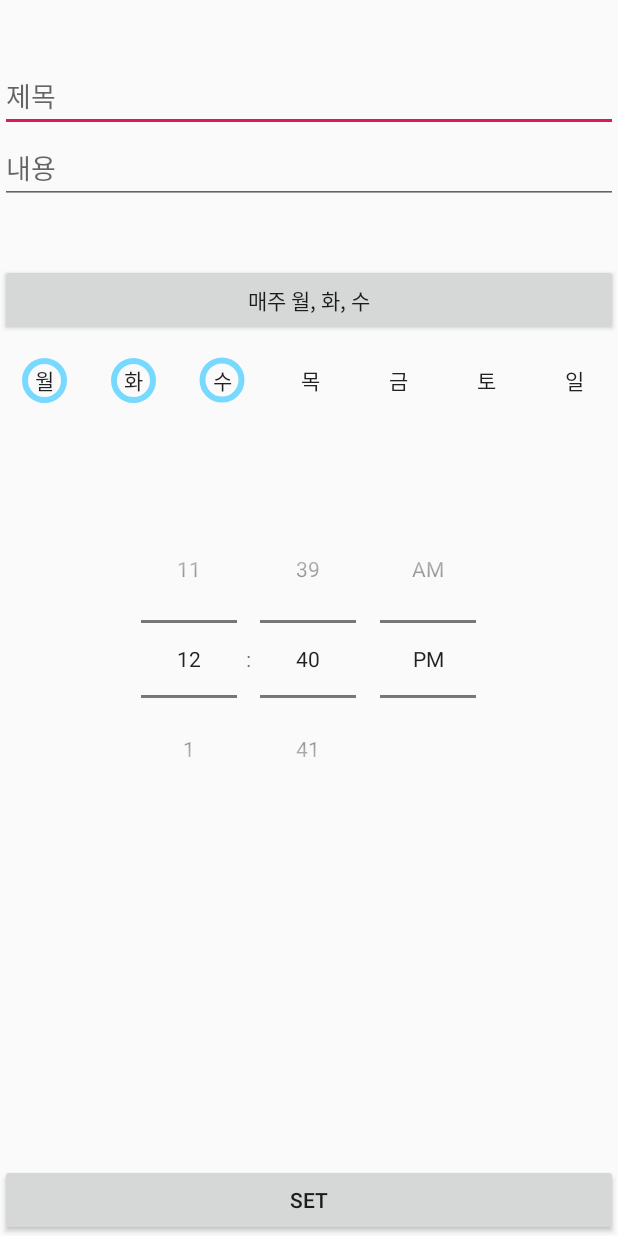
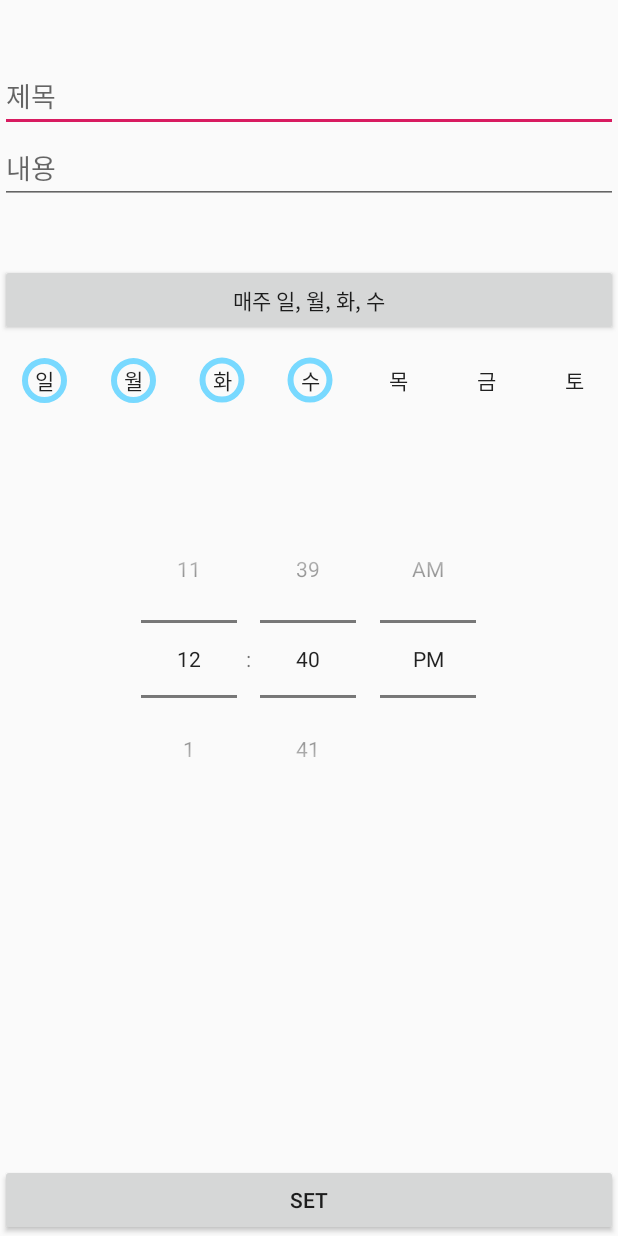
Before and after one commit to Eungu-Kwon/Notice-app, an Android app: the fragment FragmentWeekOfDay placed in its activity, after a tap on an icon or button, on a phone screen of 412 x 824 dp. Run offline under Robolectric (Android 15) with nearby library versions, the phone set to English and light mode, and no system bars; 1 statement that could not run was skipped; 3 other taps on this screen came first.

Commit message:
(8/14) Fix System

```diff
--- a/app/src/main/java/com/eungu/notice/MainActivity.java
+++ b/app/src/main/java/com/eungu/notice/MainActivity.java
@@ -72,6 +72,7 @@ public class MainActivity extends AppCompatActivity {
                 for(int i = list.size()-1; i >= 0; i--){
                     if(delete_list[i]){
                         dbHelper.deleteColumn(i);
+                        list.remove(i);
                     }
                 }
                 dbHelper.computeID();
--- a/app/src/main/java/com/eungu/notice/fragments/FragmentMonth.java
+++ b/app/src/main/java/com/eungu/notice/fragments/FragmentMonth.java
@@ -33,6 +33,7 @@ public class FragmentMonth extends Fragment {
 
         time = Calendar.getInstance();
         time.set(Calendar.SECOND, 0);
+        time.set(Calendar.MILLISECOND, 0);
         month_btn = new DaySquareButton[35];
         LinearLayout[] ll = new LinearLayout[5];
 
--- a/app/src/main/java/com/eungu/notice/fragments/FragmentOnce.java
+++ b/app/src/main/java/com/eungu/notice/fragments/FragmentOnce.java
@@ -33,6 +33,7 @@ public class FragmentOnce extends Fragment {
         View view = inflater.inflate(R.layout.f_alarm_once, container, false);
         time = Calendar.getInstance();
         time.set(Calendar.SECOND, 0);
+        time.set(Calendar.MILLISECOND, 0);
         makePickerDialog(view);
         return view;
     }
--- a/app/src/main/java/com/eungu/notice/fragments/FragmentWeekOfDay.java
+++ b/app/src/main/java/com/eungu/notice/fragments/FragmentWeekOfDay.java
@@ -33,6 +33,7 @@ public class FragmentWeekOfDay extends Fragment{
         View view = inflater.inflate(R.layout.f_alarm_week_of_day, container, false);
         time = Calendar.getInstance();
         time.set(Calendar.SECOND, 0);
+        time.set(Calendar.MILLISECOND, 0);
         setDays(view);
         setTime(view);
         return view;
@@ -44,15 +45,13 @@ public class FragmentWeekOfDay extends Fragment{
 
     public void attachButtons(View view){
         days_btn = new Button[7];
-        days_btn[0] = view.findViewById(R.id.day_mon_btn);
-        days_btn[1] = view.findViewById(R.id.day_tue_btn);
-        days_btn[2] = view.findViewById(R.id.day_wed_btn);
-        days_btn[3] = view.findViewById(R.id.day_thu_btn);
-        days_btn[4] = view.findViewById(R.id.day_fri_btn);
-        days_btn[5] = view.findViewById(R.id.day_sat_btn);
-        days_btn[6] = view.findViewById(R.id.day_sun_btn);
-
-
+        days_btn[0] = view.findViewById(R.id.day_sun_btn);
+        days_btn[1] = view.findViewById(R.id.day_mon_btn);
+        days_btn[2] = view.findViewById(R.id.day_tue_btn);
+        days_btn[3] = view.findViewById(R.id.day_wed_btn);
+        days_btn[4] = view.findViewById(R.id.day_thu_btn);
+        days_btn[5] = view.findViewById(R.id.day_fri_btn);
+        days_btn[6] = view.findViewById(R.id.day_sat_btn);
 
         for(int i = 0; i < 7; i++){
             final int idx = i;
@@ -92,7 +91,7 @@ public class FragmentWeekOfDay extends Fragment{
         String ret = "매주 ";
         boolean isFirst = true;
         if((day & 1 << 0) > 0){
-            ret += "월";
+            ret += "일";
             isFirst = false;
         }
         if((day & 1 << 1) > 0){
@@ -100,42 +99,42 @@ public class FragmentWeekOfDay extends Fragment{
                 isFirst = false;
             }
             else ret += ", ";
-            ret += "화";
+            ret += "월";
         }
         if((day & 1 << 2) > 0){
             if(isFirst){
                 isFirst = false;
             }
             else ret += ", ";
-            ret += "수";
+            ret += "화";
         }
         if((day & 1 << 3) > 0){
             if(isFirst){
                 isFirst = false;
             }
             else ret += ", ";
-            ret += "목";
+            ret += "수";
         }
         if((day & 1 << 4) > 0){
             if(isFirst){
                 isFirst = false;
             }
             else ret += ", ";
-            ret += "금";
+            ret += "목";
         }
         if((day & 1 << 5) > 0){
             if(isFirst){
                 isFirst = false;
             }
             else ret += ", ";
-            ret += "토";
+            ret += "금";
         }
         if((day & 1 << 6) > 0){
             if(isFirst){
                 isFirst = false;
             }
             else ret += ", ";
-            ret += "일";
+            ret += "토";
         }
 
         return ret;
--- a/app/src/main/res/layout/activity_main.xml
+++ b/app/src/main/res/layout/activity_main.xml
@@ -89,8 +89,7 @@
 
         <FrameLayout
             android:layout_width="match_parent"
-            android:layout_height="match_parent"
-            android:layout_below="@+id/delete_done_btn">
+            android:layout_height="match_parent">
 
             <android.support.v7.widget.RecyclerView
                 android:id="@+id/alarmlist"
--- a/app/src/main/res/layout/f_alarm_week_of_day.xml
+++ b/app/src/main/res/layout/f_alarm_week_of_day.xml
@@ -10,6 +10,14 @@
         android:layout_width="match_parent"
         android:layout_height="wrap_content"
         android:orientation="horizontal">
+
+        <com.eungu.notice.DaySquareButton
+            android:id="@+id/day_sun_btn"
+            android:layout_width="wrap_content"
+            android:layout_height="wrap_content"
+            android:layout_weight="1"
+            android:background="@android:color/transparent"
+            android:text="일" />
 
         <com.eungu.notice.DaySquareButton
             android:id="@+id/day_mon_btn"
@@ -59,14 +67,6 @@
             android:background="@android:color/transparent"
             android:text="토" />
 
-        <com.eungu.notice.DaySquareButton
-            android:id="@+id/day_sun_btn"
-            android:layout_width="wrap_content"
-            android:layout_height="wrap_content"
-            android:layout_weight="1"
-            android:background="@android:color/transparent"
-            android:text="일" />
-
     </LinearLayout>
 
     <LinearLayout
```
Also changed, not shown: app/src/main/java/com/eungu/notice/AlarmReceiver.java (+6 -6 lines), app/src/main/java/com/eungu/notice/AlarmSettingActivity.java (+17 -0 lines), app/src/main/java/com/eungu/notice/ComputeClass.java (added, +39 -0 lines), app/src/main/java/com/eungu/notice/DBManager/AlarmDBHelper.java (+9 -3 lines), app/src/main/java/com/eungu/notice/list_maker/AlarmListAdapter.java (+19 -11 lines).
